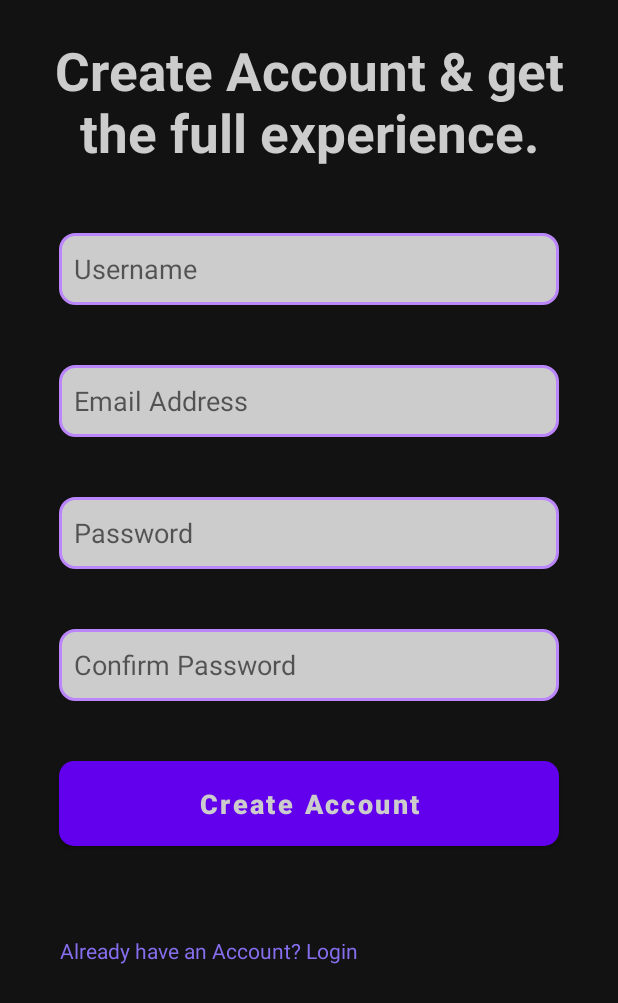
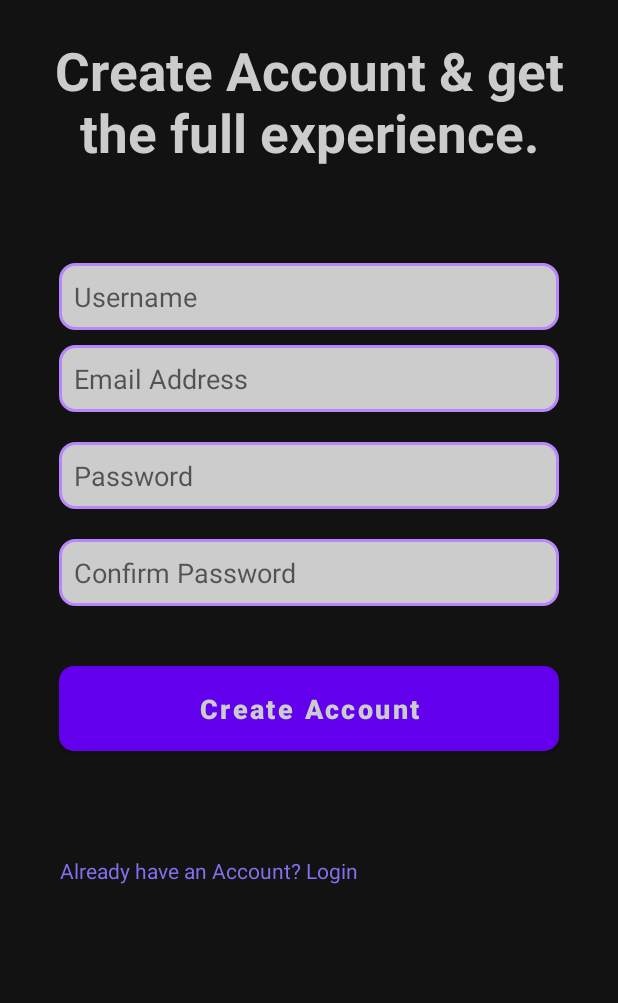
Before and after one commit to Njoguu/Q-Lipa, an Android app: the SignUp screen opened directly, with no data from a screen before it, on a phone screen of 412 x 824 dp. Shown: the top 1003 px of the screen. Run offline under Robolectric (Android 15) with nearby library versions, the phone set to English and light mode, and no system bars; our stand-ins replace Firebase (no records; nobody signed in at launch, a user with empty details on screens opened directly).

```diff
--- a/app/src/main/res/layout/activity_scan_qr.xml
+++ b/app/src/main/res/layout/activity_scan_qr.xml
@@ -51,7 +51,6 @@
         android:layout_margin="20dp"
         android:layout_centerHorizontal="true"
         android:enabled="false"
-
         />
 
 
--- a/app/src/main/res/layout/activity_sign_up.xml
+++ b/app/src/main/res/layout/activity_sign_up.xml
@@ -14,7 +14,9 @@
 
         <TextView
             android:id="@+id/textView2"
-            android:layout_width="388dp"
+            android:layout_width="match_parent"
+            android:ellipsize="end"
+            android:maxLines="2"
             android:layout_height="95dp"
             android:layout_margin="20dp"
             android:gravity="center"
@@ -30,12 +32,12 @@
             android:layout_width="333dp"
             android:layout_height="wrap_content"
             android:layout_gravity="center_horizontal"
+            android:layout_marginTop="40dp"
             android:background="@drawable/rounded_edit_text"
             android:hint="Username"
             android:inputType="textPersonName"
-            android:minHeight="48dp"
             android:padding="10dp"
-            android:layout_margin="20dp"
+
             />
 
         <EditText
@@ -43,11 +45,10 @@
             android:layout_width="333dp"
             android:layout_height="wrap_content"
             android:layout_gravity="center_horizontal"
-            android:layout_margin="20dp"
+            android:layout_margin="10dp"
             android:background="@drawable/rounded_edit_text"
             android:hint="Email Address"
             android:inputType="textEmailAddress"
-            android:minHeight="48dp"
             android:padding="10dp"
             />
 
@@ -56,11 +57,10 @@
             android:layout_width="333dp"
             android:layout_height="wrap_content"
             android:layout_gravity="center_horizontal"
-            android:layout_margin="20dp"
+            android:layout_margin="10dp"
             android:inputType="textPassword"
             android:background="@drawable/rounded_edit_text"
             android:hint="Password"
-            android:minHeight="48dp"
             android:padding="10dp"
             app:passwordToggleEnabled="true"
              />
@@ -70,12 +70,11 @@
             android:layout_width="333dp"
             android:layout_height="wrap_content"
             android:layout_gravity="center_horizontal"
-            android:layout_margin="20dp"
+            android:layout_margin="10dp"
             android:inputType="textPassword"
             android:background="@drawable/rounded_edit_text"
             android:hint="Confirm Password"
             app:passwordToggleEnabled="true"
-            android:minHeight="48dp"
             android:padding="10dp"
             />
 
@@ -83,7 +82,7 @@
             android:id="@+id/signUpBtn"
             android:layout_width="333dp"
             android:layout_height="wrap_content"
-            android:layout_margin="20dp"
+            android:layout_margin="30dp"
             android:text="Create Account"
             android:textColor="@color/textColor"
             android:layout_gravity="center_horizontal"
@@ -92,17 +91,14 @@
             android:padding="10dp"
             android:background="@drawable/btn_custom"
             android:textAllCaps="false"
-            app:layout_constraintBottom_toBottomOf="parent"
-            app:layout_constraintEnd_toEndOf="parent"
-            app:layout_constraintHorizontal_bias="0.498"
-            app:layout_constraintStart_toStartOf="parent"
-            app:layout_constraintTop_toBottomOf="@+id/confirmPassword" />
+            />
 
         <TextView
             android:id="@+id/loginTextView"
             android:layout_width="wrap_content"
             android:layout_height="wrap_content"
             android:layout_margin="40dp"
+            android:layout_gravity="bottom"
             android:text="Already have an Account? Login"
             android:textColor="#866EEE"
             />
```
Also changed, not shown: app/src/main/java/com/example/q_lipa/ScanQR.kt (+22 -2 lines).
